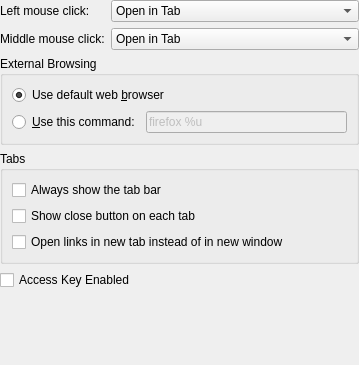
KDE/akregator, file configuration/ui/settings_browser.ui: the form before one commit.
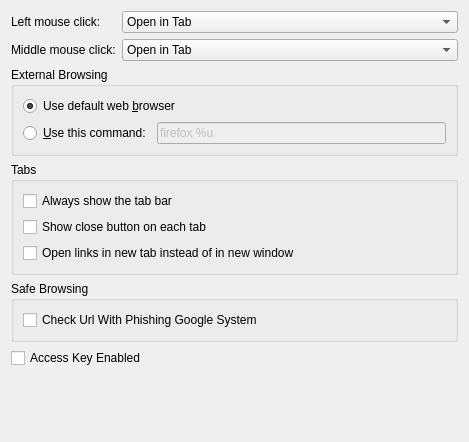
The form after the commit. Custom widgets are drawn as their Qt base class.

Commit message: add checkbox to enable/disable check url

```diff
--- a/configuration/ui/settings_browser.ui
+++ b/configuration/ui/settings_browser.ui
@@ -7,23 +7,11 @@
    <rect>
     <x>0</x>
     <y>0</y>
-    <width>359</width>
-    <height>365</height>
+    <width>469</width>
+    <height>442</height>
    </rect>
   </property>
-  <layout class="QVBoxLayout" name="verticalLayout" stretch="0,0,0,0,1">
-   <property name="leftMargin">
-    <number>0</number>
-   </property>
-   <property name="topMargin">
-    <number>0</number>
-   </property>
-   <property name="rightMargin">
-    <number>0</number>
-   </property>
-   <property name="bottomMargin">
-    <number>0</number>
-   </property>
+  <layout class="QVBoxLayout" name="verticalLayout">
    <item>
     <layout class="QFormLayout" name="formLayout">
      <item row="0" column="0">
@@ -146,6 +134,22 @@
      </layout>
     </widget>
    </item>
+   <item>
+    <widget class="QGroupBox" name="groupBox_5">
+     <property name="title">
+      <string>Safe Browsing</string>
+     </property>
+     <layout class="QVBoxLayout" name="verticalLayout_3">
+      <item>
+       <widget class="QCheckBox" name="mCheckUrl">
+        <property name="text">
+         <string>Check Url With Phishing Google System</string>
+        </property>
+       </widget>
+      </item>
+     </layout>
+    </widget>
+   </item>
    <item>
     <widget class="QCheckBox" name="kcfg_AccessKeyEnabled">
      <property name="text">
```
